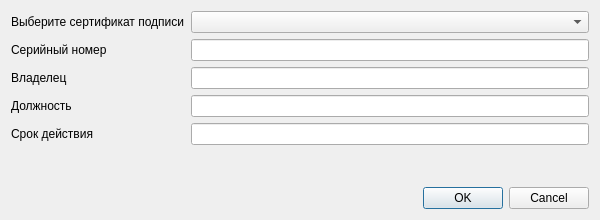
This is dialogsignature.ui in Sergeyego/el_sert as Qt 5 draws it before an edit. The edited form follows.
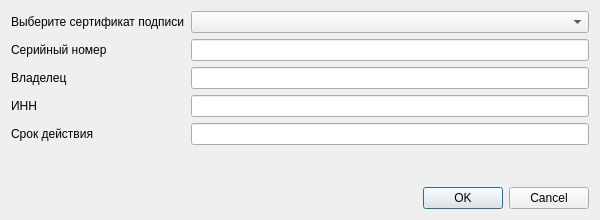
This is the edited form.

What changed in the file:
```diff
--- a/dialogsignature.ui
+++ b/dialogsignature.ui
@@ -55,7 +55,7 @@
      <item row="3" column="0">
       <widget class="QLabel" name="label_4">
        <property name="text">
-        <string>Должность</string>
+        <string>ИНН</string>
        </property>
       </widget>
      </item>
```
